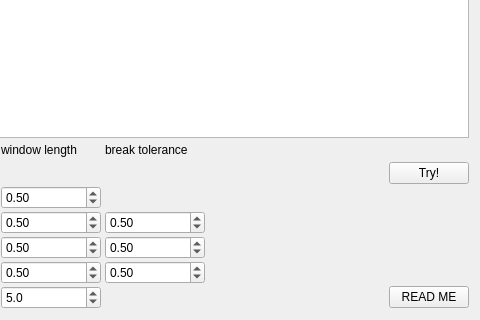
This is lib/UI/tdt.ui in 3fon3fonov/exostriker as Qt 5 draws it before an edit; both pictures show x 225 to 705 and y 453 to 773 of the 705 by 773 pixel window. The edited form follows.
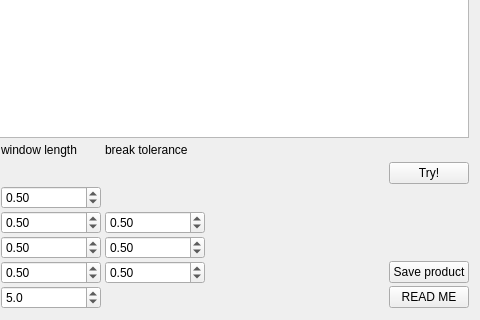
This is the edited form. Icons and pictures are not drawn. Custom widgets are drawn as their Qt base class.

Diff of the .ui file:
```diff
--- a/lib/UI/tdt.ui
+++ b/lib/UI/tdt.ui
@@ -409,6 +409,13 @@
        </property>
       </widget>
      </item>
+     <item row="7" column="5">
+      <widget class="QPushButton" name="saveProduct">
+       <property name="text">
+        <string>Save product</string>
+       </property>
+      </widget>
+     </item>
     </layout>
    </item>
   </layout>
```
